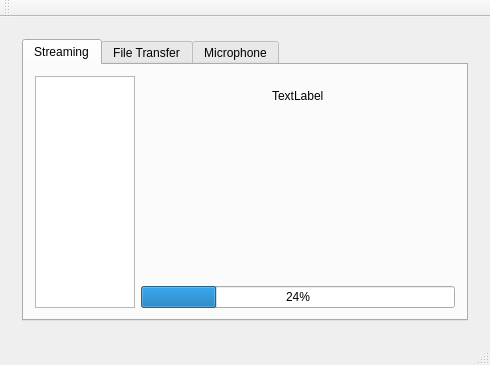
Qt form CommAudio/mainwindow.ui (jerrybeanman/CommAudio) before a commit.
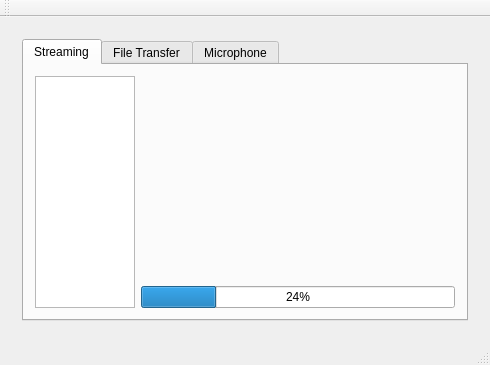
The same form after that commit. The open tabs and pages were chosen to show the change.

What changed in the file:
```diff
--- a/CommAudio/mainwindow.ui
+++ b/CommAudio/mainwindow.ui
@@ -155,7 +155,7 @@
                 <item>
                  <widget class="QLabel" name="songName">
                   <property name="text">
-                   <string>TextLabel</string>
+                   <string/>
                   </property>
                  </widget>
                 </item>
```
